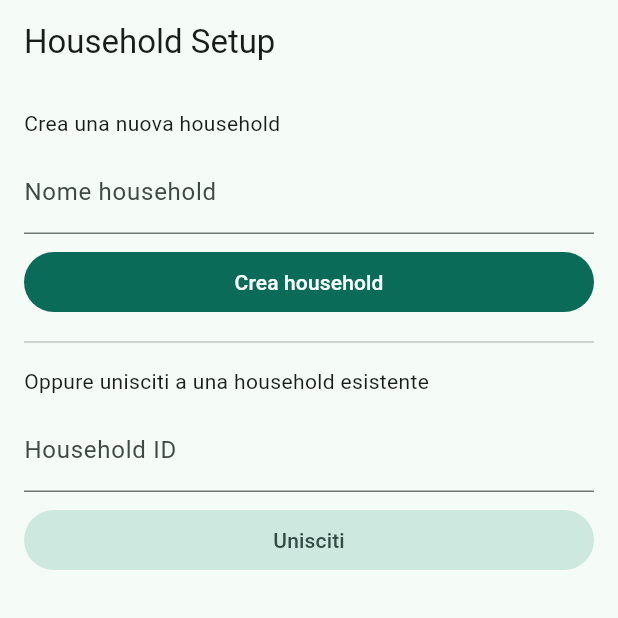
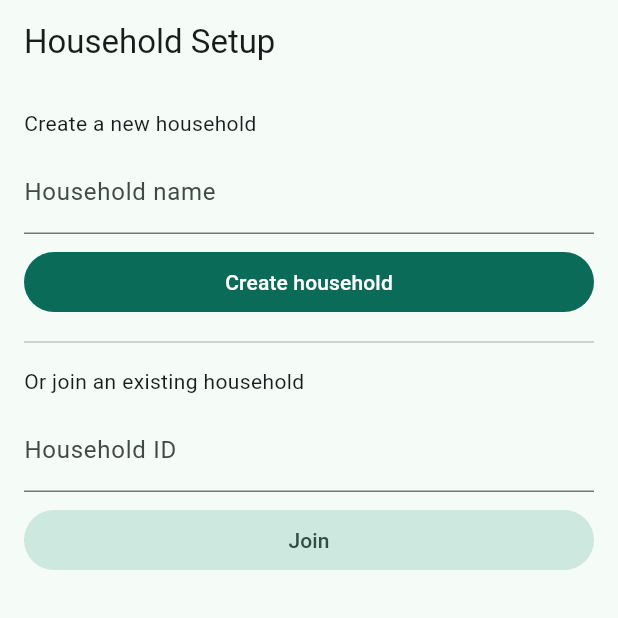
Before and after one commit to andreavae/HomeDuty, a Flutter app: the HouseholdGateScreen screen opened by its route, on a phone screen of 412 x 824 dp, the top half of it. Run offline on Flutter 3.47's test engine with Material 3 defaults, Android fonts, the phone set to English and light mode, and no system bars; our stand-ins replace flutter_riverpod, go_router, supabase_flutter; accounts and stored records are empty; statements that could not run were skipped.

Commit message:
feat: translate household setup flow copy to English

```diff
--- a/lib/src/presentation/screens/household/household_gate_screen.dart
+++ b/lib/src/presentation/screens/household/household_gate_screen.dart
@@ -41,7 +41,7 @@ class _HouseholdGateScreenState extends ConsumerState<HouseholdGateScreen> {
     } catch (e) {
       if (!mounted) return;
       ScaffoldMessenger.of(context).showSnackBar(
-        SnackBar(content: Text('Errore creazione household: $e')),
+        SnackBar(content: Text('Error creating household: $e')),
       );
     } finally {
       if (mounted) setState(() => _loading = false);
@@ -58,7 +58,7 @@ class _HouseholdGateScreenState extends ConsumerState<HouseholdGateScreen> {
     } catch (e) {
       if (!mounted) return;
       ScaffoldMessenger.of(context).showSnackBar(
-        SnackBar(content: Text('Errore join household: $e')),
+        SnackBar(content: Text('Error joining household: $e')),
       );
     } finally {
       if (mounted) setState(() => _loading = false);
@@ -79,19 +79,19 @@ class _HouseholdGateScreenState extends ConsumerState<HouseholdGateScreen> {
       body: ListView(
         padding: const EdgeInsets.all(16),
         children: [
-          const Text('Crea una nuova household'),
+          const Text('Create a new household'),
           const SizedBox(height: 8),
           TextField(
             controller: _createCtrl,
-            decoration: const InputDecoration(labelText: 'Nome household'),
+            decoration: const InputDecoration(labelText: 'Household name'),
           ),
           const SizedBox(height: 8),
           FilledButton(
             onPressed: _loading ? null : _create,
-            child: const Text('Crea household'),
+            child: const Text('Create household'),
           ),
           const Divider(height: 32),
-          const Text('Oppure unisciti a una household esistente'),
+          const Text('Or join an existing household'),
           const SizedBox(height: 8),
           TextField(
             controller: _joinCtrl,
@@ -100,7 +100,7 @@ class _HouseholdGateScreenState extends ConsumerState<HouseholdGateScreen> {
           const SizedBox(height: 8),
           FilledButton.tonal(
             onPressed: _loading ? null : _join,
-            child: const Text('Unisciti'),
+            child: const Text('Join'),
           ),
         ],
       ),
```
